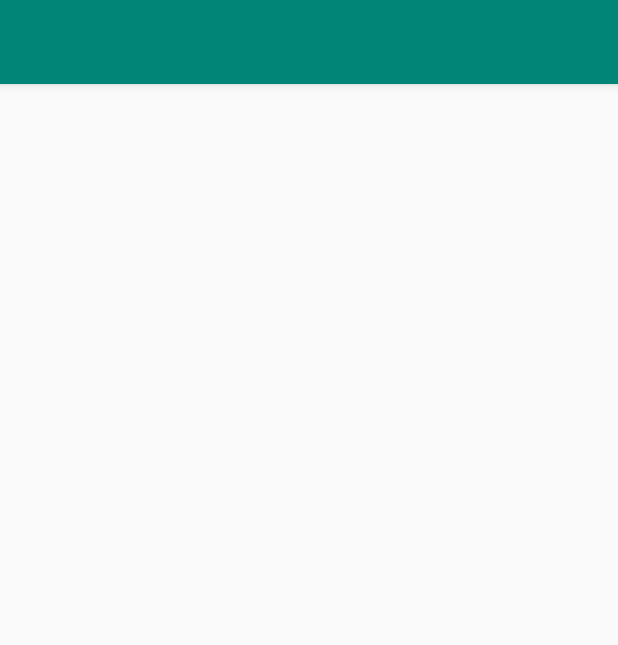
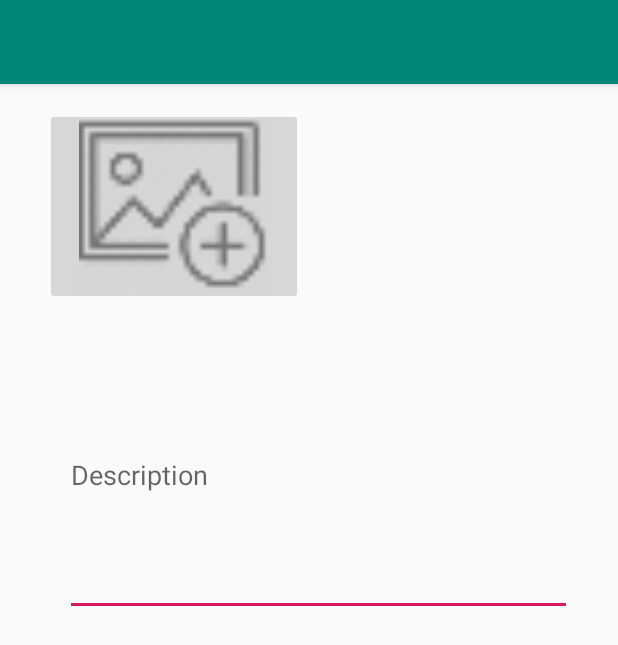
Before and after one commit to PatrickFurman/Homecooked, an Android app: the view_food_details screen opened directly, with no data from a screen before it, on a phone screen of 412 x 824 dp. Shown: the top 645 px of the screen. Run offline under Robolectric (Android 15) with nearby library versions, the phone set to English and light mode, and no system bars; 1 statement that could not run was skipped.

Commit message:
view food details should display food description now

```diff
--- a/app/src/main/AndroidManifest.xml
+++ b/app/src/main/AndroidManifest.xml
@@ -19,6 +19,7 @@
             </intent-filter>
         </activity>
         <activity android:name=".Account_Creation" />
+        <activity android:name=".MainActivity" />
         <activity android:name=".Nearby_Foods" />
         <activity android:name=".view_food_details"></activity>
     </application>
--- a/app/src/main/java/com/homcooked/homecooked/view_food_details.java
+++ b/app/src/main/java/com/homcooked/homecooked/view_food_details.java
@@ -1,7 +1,9 @@
 package com.homcooked.homecooked;
 
+import android.content.Intent;
 import android.support.v7.app.AppCompatActivity;
 import android.os.Bundle;
+import android.widget.TextView;
 
 public class view_food_details extends AppCompatActivity {
 
@@ -9,5 +11,9 @@ public class view_food_details extends AppCompatActivity {
     protected void onCreate(Bundle savedInstanceState) {
         super.onCreate(savedInstanceState);
         setContentView(R.layout.activity_view_food_details);
+        Intent intent = getIntent();
+        String descriptionInfo = intent.getExtras().toString();
+        TextView description = findViewById(R.id.post_description);
+        description.setText(descriptionInfo);
     }
 }
--- a/app/src/main/res/layout/activity_view_food_details.xml
+++ b/app/src/main/res/layout/activity_view_food_details.xml
@@ -6,4 +6,40 @@
     android:layout_height="match_parent"
     tools:context=".view_food_details">
 
+    <ImageButton
+        android:id="@+id/select_post_image"
+        android:layout_width="172dp"
+        android:layout_height="131dp"
+        android:layout_marginStart="30dp"
+        android:layout_marginLeft="30dp"
+        android:layout_marginTop="16dp"
+        android:layout_marginEnd="138dp"
+        android:layout_marginRight="138dp"
+        android:layout_weight="1"
+        android:adjustViewBounds="true"
+        android:padding="2dp"
+        android:scaleType="fitCenter"
+        app:layout_constraintEnd_toEndOf="parent"
+        app:layout_constraintHorizontal_bias="0.0"
+        app:layout_constraintStart_toStartOf="parent"
+        app:layout_constraintTop_toTopOf="parent"
+        app:srcCompat="@drawable/upload_picture" />
+
+    <EditText
+        android:id="@+id/post_description"
+        android:layout_width="338dp"
+        android:layout_height="188dp"
+        android:layout_marginStart="29dp"
+        android:layout_marginLeft="29dp"
+        android:layout_marginTop="19dp"
+        android:layout_marginEnd="17dp"
+        android:layout_marginRight="17dp"
+        android:ems="10"
+        android:hint="Description"
+        android:inputType="textMultiLine"
+        app:layout_constraintEnd_toEndOf="parent"
+        app:layout_constraintStart_toStartOf="parent"
+        app:layout_constraintTop_toBottomOf="@+id/select_post_image" />
+
+
 </android.support.constraint.ConstraintLayout>
```
